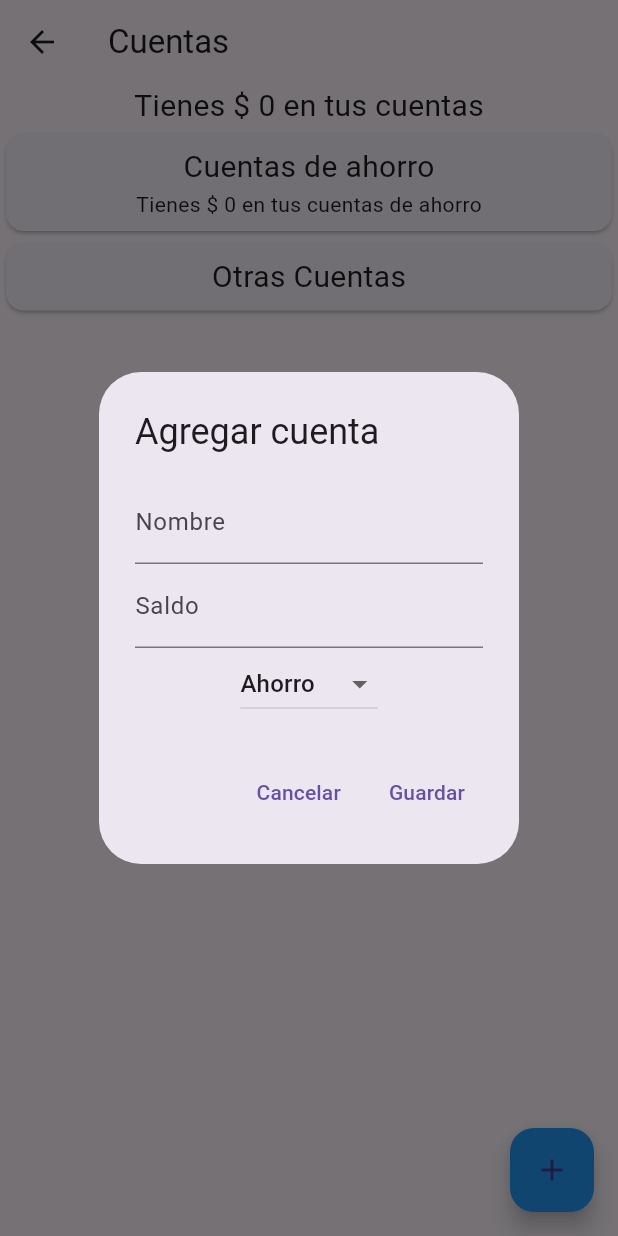
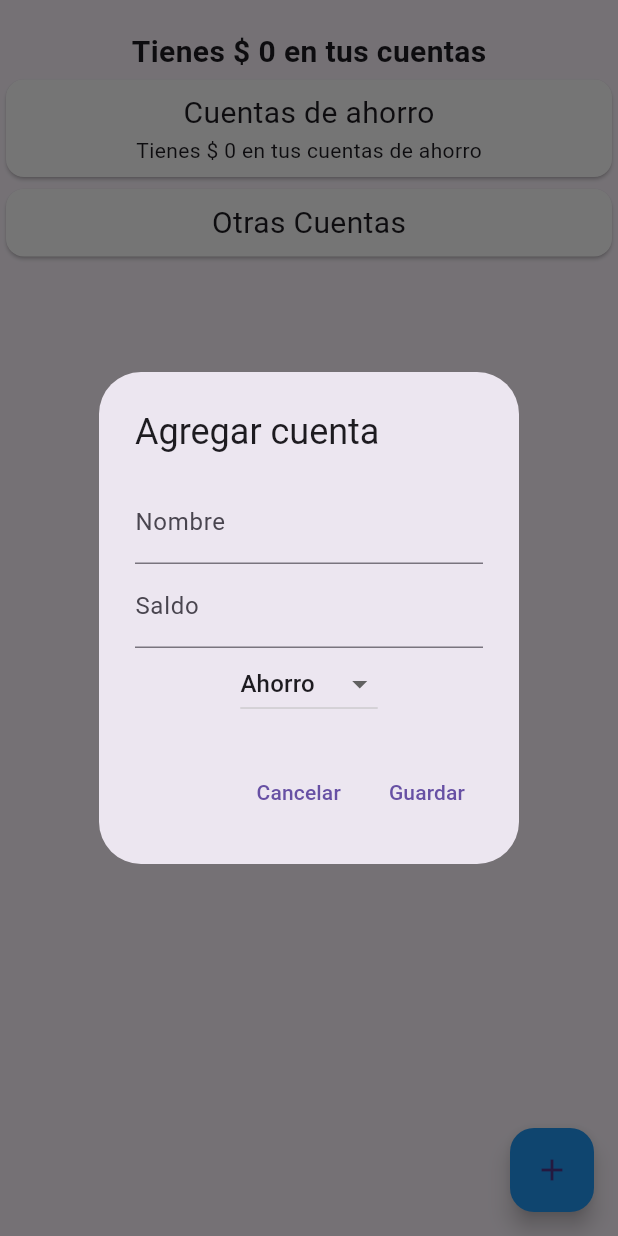
Before and after one commit to DR-Barros/appFinanzas, a Flutter app: the AccountsScreen screen opened directly, after a tap on the "add" icon, on a phone screen of 412 x 824 dp. Run offline on Flutter 3.47's test engine with Material 3 defaults, Android fonts, the phone set to English and light mode, and no system bars; our stand-ins replace logger, shared_preferences; accounts and stored records are empty.

Commit message:
STYLE(acount): se mejora estilo de account

```diff
--- a/lib/main.dart
+++ b/lib/main.dart
@@ -38,6 +38,9 @@ class MyApp extends StatelessWidget {
               floatingActionButtonTheme: FloatingActionButtonThemeData(
                 backgroundColor: Colors.blue,
               ),
+              cardTheme: const CardTheme(
+                color: Colors.white,
+              ),
             ),
             home: MainScreen(),
           );
@@ -59,7 +62,7 @@ class MainScreen extends StatefulWidget {
 }
 
 class _MainScreenState extends State<MainScreen> {
-  int _selectedIndex = 1;
+  int _selectedIndex = 2;
   AppController appController = AppController();
 
   static const List<Widget> _widgetOptions = <Widget>[
--- a/lib/models/user.dart
+++ b/lib/models/user.dart
@@ -56,7 +56,7 @@ class User {
 
   // Method to add an account to the user's list of accounts.
   void addAccount(String name, int balance, String type) {
-    String typeAccount = type == 'Ahorros' ? 'savings' : 'current';
+    String typeAccount = type == 'Ahorro' ? 'savings' : 'current';
     final account = Account(
       id: accounts.length,
       name: name,
--- a/lib/views/screens/accounts_screen.dart
+++ b/lib/views/screens/accounts_screen.dart
@@ -26,14 +26,12 @@ class _AccountsScreenState extends State<AccountsScreen> {
       print(cuenta.name + ' ' + cuenta.id.toString());
     }
     return Scaffold(
-      appBar: AppBar(
-        title: const Text('Cuentas'),
-      ),
       body: Column(
         children: <Widget>[
+          const SizedBox(height: 20),
           Text(
             'Tienes \$ $dinero en tus cuentas',
-            style: const TextStyle(fontSize: 20),
+            style: const TextStyle(fontSize: 20, fontWeight: FontWeight.bold),
           ),
           Card(
               child: Padding(
```
Also changed, not shown: 2 other files.
